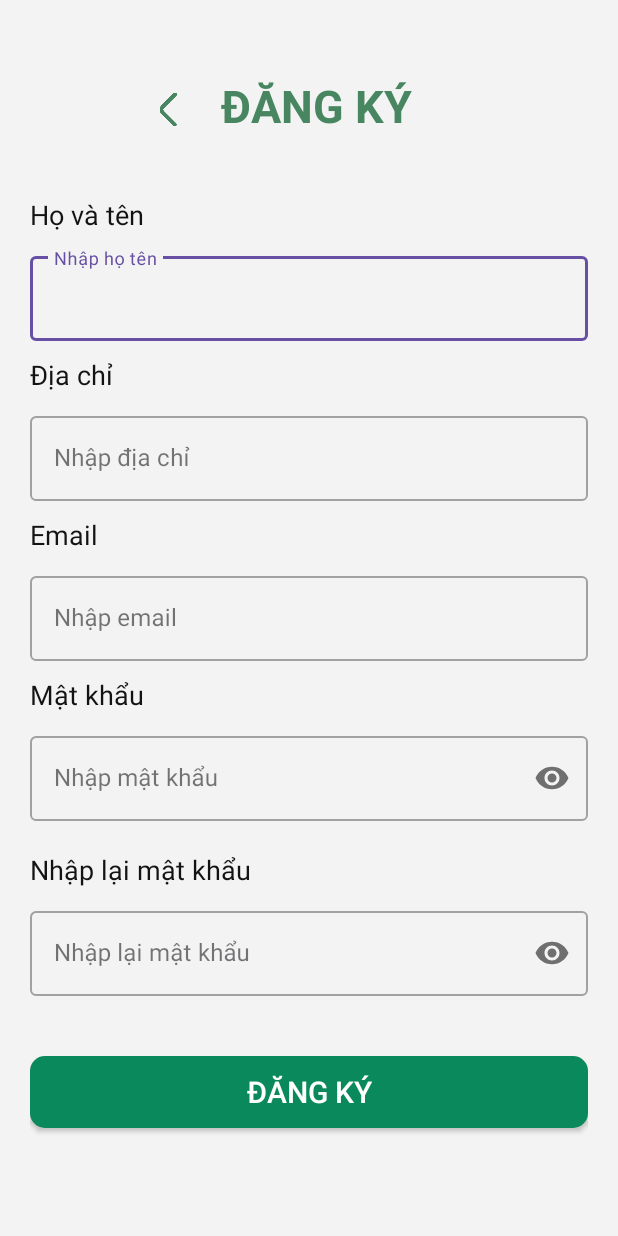
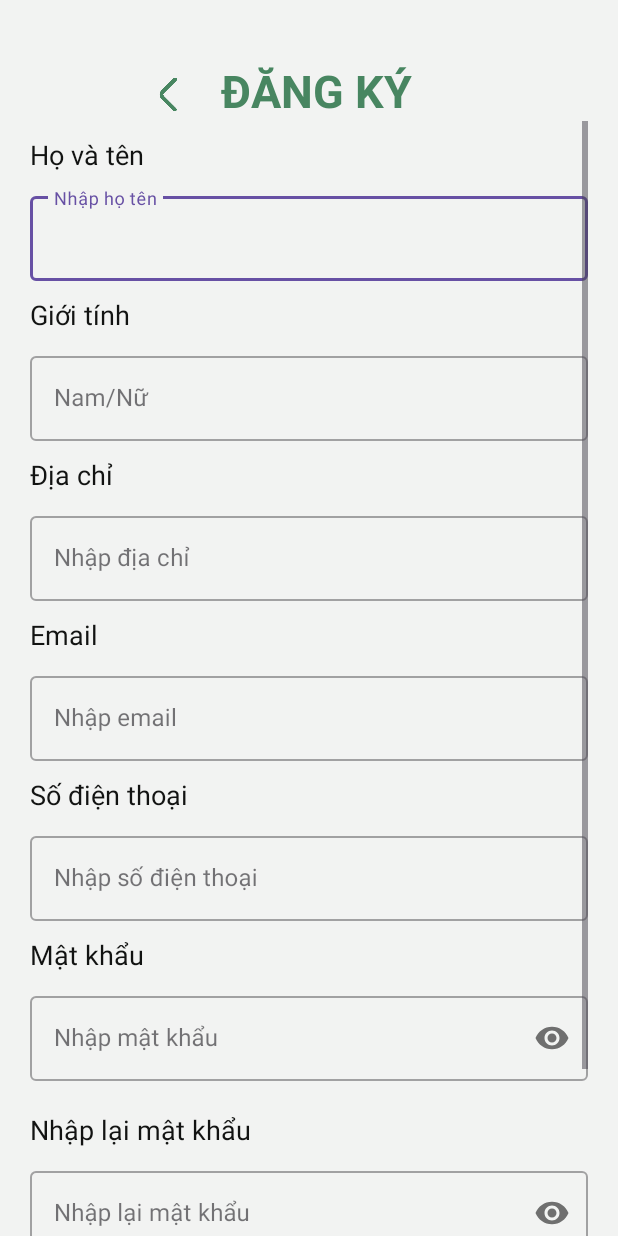
Before and after one commit to Quyenlaaaa/AppClothesStore, an Android app: the SignUpActivity screen opened directly, with no data from a screen before it, on a phone screen of 412 x 824 dp. Run offline under Robolectric (Android 15) with nearby library versions, the phone set to English and light mode, and no system bars; our stand-ins replace Firebase (no records; nobody signed in at launch, a user with empty details on screens opened directly).

```diff
--- a/app/build.gradle.kts
+++ b/app/build.gradle.kts
@@ -72,6 +72,7 @@ dependencies {
 
 
     implementation ("com.github.bumptech.glide:glide:4.12.0")
+    implementation("com.google.android.gms:play-services-auth:20.7.0")
     annotationProcessor ("com.github.bumptech.glide:compiler:4.12.0")
     //noinspection GradleCompatible
     testImplementation("junit:junit:4.13.2")
--- a/app/src/main/AndroidManifest.xml
+++ b/app/src/main/AndroidManifest.xml
@@ -65,13 +65,13 @@
             android:name=".activity.DetailActivity"
             android:exported="false" />
         <activity
-            android:name=".activity.TimKiemActivity"
-            android:exported="false" />
-        <activity
             android:name=".activity.HomeActivity"
             android:exported="false" />
         <activity
             android:name=".activity.SignUpActivity"
+            android:exported="false" />
+        <activity
+            android:name=".activity.GoogleSignInActivity"
             android:exported="false" />
         <activity
             android:name=".activity.SignInActivity"
--- a/app/src/main/java/com/example/app_banhangtructuyen/activity/ChiTietDonHangActivity.java
+++ b/app/src/main/java/com/example/app_banhangtructuyen/activity/ChiTietDonHangActivity.java
@@ -41,11 +41,6 @@ public class ChiTietDonHangActivity extends AppCompatActivity {
     private void ShowlistSanPhamChiTiet() {
         ListView gridView = (ListView) findViewById(R.id.lvquanao);
         ArrayList arrayList = new ArrayList<>();
-
-//        arrayList.add(new Product(1,"Áo khoác nam",150000,R.drawable.sanpham," ",1));
-//        arrayList.add(new Product(2,"Áo khoác nam",150000,R.drawable.sanpham," ",2));
-//        arrayList.add(new Product(3,"Áo khoác nam",150000,R.drawable.sanpham," ",3));
-//        arrayList.add(new Product(3,"Áo khoác nam",150000,R.drawable.sanpham," ",4));
         SanPhamInDatHangAdapter adapter = new SanPhamInDatHangAdapter(this,arrayList);
         gridView.setAdapter(adapter);
     }
--- a/app/src/main/java/com/example/app_banhangtructuyen/activity/SignUpActivity.java
+++ b/app/src/main/java/com/example/app_banhangtructuyen/activity/SignUpActivity.java
@@ -9,7 +9,7 @@ import android.text.TextUtils;
 import android.widget.Button;
 import android.widget.Toast;
 import androidx.annotation.NonNull;
-import com.example.app_banhangtructuyen.model.Khachhang;
+import com.example.app_banhangtructuyen.model.Users;
 import com.google.android.material.textfield.TextInputLayout;
 import com.google.firebase.auth.FirebaseAuth;
 import com.google.firebase.auth.AuthResult;
@@ -21,7 +21,7 @@ import com.google.firebase.database.FirebaseDatabase;
 public class SignUpActivity extends AppCompatActivity {
 
     private View iconback;
-    private TextInputLayout editHoTen, editDiaChi, editPhoneorEmail, editPassword, editNhapLaiPass;
+    private TextInputLayout editHoTen, editGioiTinh, editDiaChi, editEmail, editSdt, editPassword, editNhapLaiPass;
     private Button btnSignUp;
     private FirebaseAuth fAuth;
     FirebaseDatabase firestore;
@@ -34,8 +34,10 @@ public class SignUpActivity extends AppCompatActivity {
 
         fAuth = FirebaseAuth.getInstance();
         editHoTen = findViewById(R.id.edithoten);
+        editGioiTinh = findViewById(R.id.editgioitinh);
         editDiaChi= findViewById(R.id.editdiachi);
-        editPhoneorEmail = findViewById(R.id.editemail);
+        editEmail = findViewById(R.id.editemail);
+        editSdt = findViewById(R.id.editsdt);
         editPassword = findViewById(R.id.editpass);
         editNhapLaiPass = findViewById(R.id.editnhaplaipass);
         btnSignUp = findViewById(R.id.signup);
@@ -63,13 +65,15 @@ public class SignUpActivity extends AppCompatActivity {
 
     private void signUp() {
         String hoTen = editHoTen.getEditText().getText().toString();
+        String gioiTinh = editGioiTinh.getEditText().getText().toString();
         String diaChi = editDiaChi.getEditText().getText().toString();
-        String phone_email = editPhoneorEmail.getEditText().getText().toString().trim();
+        String email = editEmail.getEditText().getText().toString().trim();
+        String sdt = editSdt.getEditText().getText().toString().trim();
         String password = editPassword.getEditText().getText().toString().trim();
         String nhapLaiPass = editNhapLaiPass.getEditText().getText().toString().trim();
 
         if (TextUtils.isEmpty(hoTen) || TextUtils.isEmpty(diaChi)
-                || TextUtils.isEmpty(phone_email) || TextUtils.isEmpty(password)
+                || TextUtils.isEmpty(email) || TextUtils.isEmpty(password)
                 || TextUtils.isEmpty(nhapLaiPass)) {
             Toast.makeText(this, "Vui lòng nhập đầy đủ thông tin!", Toast.LENGTH_SHORT).show();
             return;
@@ -84,7 +88,7 @@ public class SignUpActivity extends AppCompatActivity {
             Toast.makeText(this, "Nhập lại mật khẩu không đúng!", Toast.LENGTH_SHORT).show();
             return;
         }
-        fAuth.createUserWithEmailAndPassword(phone_email, password).addOnCompleteListener(this, new OnCompleteListener<AuthResult>() {
+        fAuth.createUserWithEmailAndPassword(email, password).addOnCompleteListener(this, new OnCompleteListener<AuthResult>() {
             @Override
             public void onComplete(@NonNull Task<AuthResult> task) {
                 if (task.isSuccessful()) {
@@ -92,7 +96,7 @@ public class SignUpActivity extends AppCompatActivity {
                     reference = firestore.getReference("Khachhang");
                     //Tạo chuỗi tự động làm id
                     DatabaseReference newRef = reference.push();
-                    Khachhang kh = new Khachhang(hoTen, phone_email, password, diaChi,"","");
+                    Users kh = new Users(hoTen, email, password, diaChi,gioiTinh,sdt);
                     newRef.setValue(kh);
                     Toast.makeText(SignUpActivity.this, "Đăng ký thành công!", Toast.LENGTH_SHORT).show();
                     startActivity(new Intent(SignUpActivity.this, SignInActivity.class));
--- a/app/src/main/java/com/example/app_banhangtructuyen/model/Khachhang.java
+++ b/app/src/main/java/com/example/app_banhangtructuyen/model/Users.java
@@ -1,6 +1,6 @@
 package com.example.app_banhangtructuyen.model;
 
-public class Khachhang{
+public class Users {
     private String hoTen;
     private String phone_email;
     private String password;
@@ -8,10 +8,10 @@ public class Khachhang{
     private  String gioitinh;
     private  String sodt;
 
-    public Khachhang() {
+    public Users() {
     }
 
-    public Khachhang(String hoTen, String phone_email, String password, String diaChi,String gioitinh,String sdt) {
+    public Users(String hoTen, String phone_email, String password, String diaChi, String gioitinh, String sdt) {
         this.hoTen = hoTen;
         this.phone_email = phone_email;
         this.password = password;
--- a/app/src/main/res/layout/activity_sign_up.xml
+++ b/app/src/main/res/layout/activity_sign_up.xml
@@ -6,6 +6,9 @@
     android:layout_height="match_parent"
     tools:context=".activity.SignUpActivity"
     android:background="#f2f3f2">
+    <ScrollView
+        android:layout_height="match_parent"
+        android:layout_width="match_parent"/>
     <RelativeLayout
         android:id="@+id/top"
         android:gravity="center"
@@ -22,7 +25,7 @@
                 android:id="@+id/iconback_signup"
                 android:layout_width="30dp"
                 android:layout_height="30dp"
-                android:layout_marginTop="58dp"
+                android:layout_marginTop="48dp"
                 android:layout_marginRight="20dp"
                 android:background="@drawable/icon_back"
                 />
@@ -30,12 +33,12 @@
                 android:id="@+id/textView"
                 android:layout_width="wrap_content"
                 android:layout_height="wrap_content"
-                android:layout_marginTop="50dp"
+                android:layout_marginTop="40dp"
                 android:text="ĐĂNG KÝ"
                 android:textColor="#488661"
                 android:textSize="30sp"
                 android:textStyle="bold"
-                 />
+                />
 
 
         </LinearLayout>
@@ -49,12 +52,12 @@
         android:layout_width="match_parent"
         android:layout_height="match_parent"
 
-       >
+        >
         <LinearLayout
             android:id="@+id/linearLayout3"
             android:layout_width="match_parent"
             android:layout_height="wrap_content"
-            android:layout_marginTop="40dp"
+            android:layout_marginTop="10dp"
 
             android:orientation="vertical"
             android:layout_marginBottom="20dp"
@@ -88,7 +91,29 @@
                     android:maxLines="1"/>
 
             </com.google.android.material.textfield.TextInputLayout>
+            <TextView
+                android:id="@+id/txtgioitinh"
+                android:layout_width="wrap_content"
+                android:layout_height="wrap_content"
+                android:layout_marginTop="10dp"
+                android:text="Giới tính"
+                android:textColor="#121312"
+                android:textSize="18sp" />
 
+            <com.google.android.material.textfield.TextInputLayout
+                android:id="@+id/editgioitinh"
+                style="@style/Widget.MaterialComponents.TextInputLayout.OutlinedBox"
+                android:layout_width="match_parent"
+                android:layout_height="wrap_content"
+                android:layout_marginTop="10dp"
+                android:hint="Nam/Nữ">
+
+                <com.google.android.material.textfield.TextInputEditText
+                    android:id="@+id/editgioi"
+                    android:layout_width="match_parent"
+                    android:layout_height="wrap_content"
+                    android:maxLines="1"/>
+            </com.google.android.material.textfield.TextInputLayout>
             <TextView
                 android:id="@+id/txtdiachi"
                 android:layout_width="wrap_content"
@@ -144,7 +169,29 @@
                     android:maxLines="1" />
 
             </com.google.android.material.textfield.TextInputLayout>
+            <TextView
+                android:id="@+id/txtsdt"
+                android:layout_width="wrap_content"
+                android:layout_height="wrap_content"
+                android:layout_marginTop="10dp"
+                android:text="Số điện thoại"
+                android:textColor="#121312"
+                android:textSize="18sp" />
 
+            <com.google.android.material.textfield.TextInputLayout
+                android:id="@+id/editsdt"
+                style="@style/Widget.MaterialComponents.TextInputLayout.OutlinedBox"
+                android:layout_width="match_parent"
+                android:layout_height="wrap_content"
+                android:layout_marginTop="10dp"
+                android:hint="Nhập số điện thoại">
+
+            <com.google.android.material.textfield.TextInputEditText
+                android:id="@+id/editsodt"
+                android:layout_width="match_parent"
+                android:layout_height="wrap_content"
+                android:maxLines="1"/>
+            </com.google.android.material.textfield.TextInputLayout>
             <TextView
                 android:id="@+id/txtpass"
                 android:layout_width="wrap_content"
@@ -199,19 +246,17 @@
                 android:id="@+id/signup"
                 android:layout_width="match_parent"
                 android:layout_height="wrap_content"
-                android:layout_marginTop="40dp"
+                android:layout_marginTop="20dp"
                 android:background="@drawable/button_dangnhap"
                 android:text="Đăng ký"
                 android:textColor="@color/white"
                 android:textSize="20sp"
-               />
+                />
             <RelativeLayout
                 android:layout_width="50dp"
                 android:layout_height="50dp">
 
             </RelativeLayout>
         </LinearLayout>
-
     </ScrollView>
-
 </RelativeLayout>
--- a/app/src/main/res/values/strings.xml
+++ b/app/src/main/res/values/strings.xml
@@ -44,4 +44,5 @@
         <item>30/6/2976</item>
     </string-array>
     <string name="title_activity_huy">Huy</string>
+    <string name="default_web_client_id">882959570383-59fet0tkt4vfl95heqgq8q08k5frtgm1.apps.googleusercontent.com</string>
 </resources>
--- a/build.gradle.kts
+++ b/build.gradle.kts
@@ -1,4 +1,3 @@
-// Top-level build file where you can add configuration options common to all sub-projects/modules.
 buildscript{
     repositories{
         google()
```
Also changed, not shown: app/src/main/java/com/example/app_banhangtructuyen/activity/GoogleSignInActivity.java (added, +130 -0 lines), app/src/main/java/com/example/app_banhangtructuyen/activity/SignInActivity.java (+42 -20 lines), app/src/main/res/layout/activity_sign_in.xml (+19 -11 lines).
